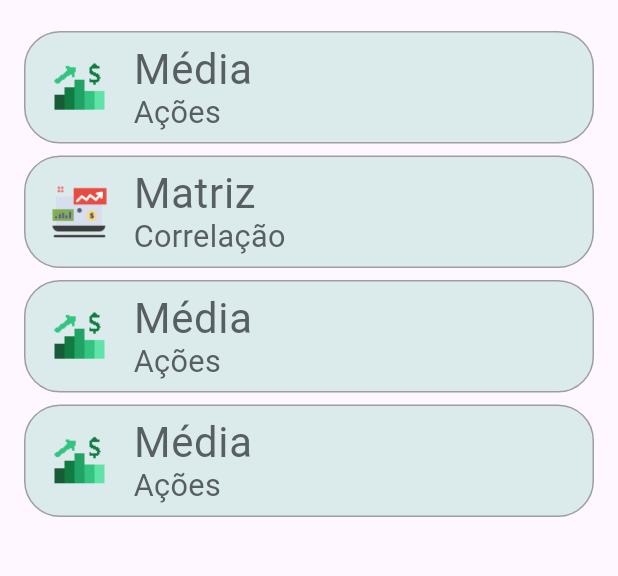
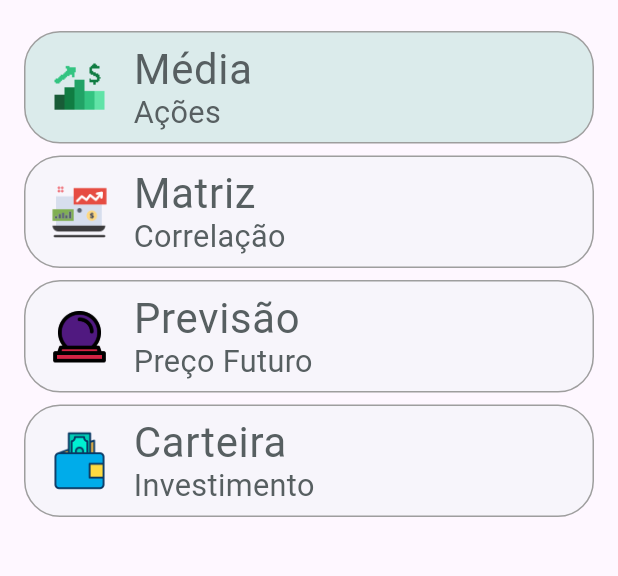
Before and after one commit to ferreiranerdnew/estudos_and__exe_flutter, a Flutter app: the screen it shows after launch, on a phone screen of 412 x 824 dp, the part 77-653 px from its top. Run offline on Flutter 3.47's test engine with Material 3 defaults, Android fonts, the phone set to English and light mode, and no system bars; our stand-ins replace flutter_slidable, google_fonts, shared_preferences, syncfusion_flutter_charts; Roboto replaces fonts that are missing (Irish Grover).

Commit message:
Autocommit a cada 15 minutos

```diff
--- a/analise_acoes/lib/pages/fmprincipal.dart
+++ b/analise_acoes/lib/pages/fmprincipal.dart
@@ -1,3 +1,4 @@
+import 'package:analise_acoes/pages/analise_acoes_page.dart';
 import 'package:flutter/material.dart';
 import 'package:analise_acoes/utils.dart';
 
@@ -73,14 +74,19 @@ class Scene extends StatelessWidget {
                             height: 40, // Altura do ícone
                           ),
                           onTap: () {
-                            print('Tarefa 1');
+                            Navigator.push(
+                              context,
+                              MaterialPageRoute(
+                                  builder: (context) => TodoListPage()),
+                            );
                           },
                         ),
                       ),
                       SizedBox(height: 8), // Espaço entre os itens da lista
                       Container(
                         decoration: BoxDecoration(
-                          color: Color(0xffdbebeb), // Cor de fundo do Container
+                          color: Color(0xffdbebeb).withOpacity(
+                              0.2), // Reduzindo a opacidade para 50%, // Cor de fundo do Containeror de fundo do Container
                           border: Border.all(
                             color: Colors.grey, // Cor da borda
                             width: 1.0, // Largura da borda
@@ -114,16 +120,15 @@ class Scene extends StatelessWidget {
                             width: 40, // Largura do ícone
                             height: 40, // Altura do ícone
                           ),
-                          onTap: () {
-                            print('Tarefa 1');
-                          },
+                          onTap: null,
                         ),
                       ),
                       // BUG
                       SizedBox(height: 8), // Espaço entre os itens da lista
                       Container(
                         decoration: BoxDecoration(
-                          color: Color(0xffdbebeb), // Cor de fundo do Container
+                          color: Color(0xffdbebeb).withOpacity(
+                              0.2), // Reduzindo a opacidade para 50%, // Cor de fundo do Container
                           border: Border.all(
                             color: Colors.grey, // Cor da borda
                             width: 1.0, // Largura da borda
@@ -133,7 +138,7 @@ class Scene extends StatelessWidget {
                         ),
                         child: ListTile(
                           title: Text(
-                            'Média',
+                            'Previsão',
                             style: SafeGoogleFont(
                               'Irish Grover',
                               fontSize: 30 * ffem,
@@ -143,7 +148,7 @@ class Scene extends StatelessWidget {
                             ),
                           ),
                           subtitle: Text(
-                            'Ações',
+                            'Preço Futuro',
                             style: SafeGoogleFont(
                               'Irish Grover',
                               fontSize: 22 * ffem,
@@ -153,20 +158,19 @@ class Scene extends StatelessWidget {
                             ),
                           ),
                           leading: Image.asset(
-                            'assets/page-1/images/icons8investimento-1.png',
+                            'assets/page-1/images/bolaprecofuturoprevisao-1.png',
                             width: 40, // Largura do ícone
                             height: 40, // Altura do ícone
                           ),
-                          onTap: () {
-                            print('Tarefa 1');
-                          },
+                          onTap: null,
                         ),
                       ),
                       // BUG
                       SizedBox(height: 8), // Espaço entre os itens da lista
                       Container(
                         decoration: BoxDecoration(
-                          color: Color(0xffdbebeb), // Cor de fundo do Container
+                          color: Color(0xffdbebeb).withOpacity(
+                              0.2), // Reduzindo a opacidade para 50%, // Cor de fundo do Container
                           border: Border.all(
                             color: Colors.grey, // Cor da borda
                             width: 1.0, // Largura da borda
@@ -176,7 +180,7 @@ class Scene extends StatelessWidget {
                         ),
                         child: ListTile(
                           title: Text(
-                            'Média',
+                            'Carteira',
                             style: SafeGoogleFont(
                               'Irish Grover',
                               fontSize: 30 * ffem,
@@ -186,7 +190,7 @@ class Scene extends StatelessWidget {
                             ),
                           ),
                           subtitle: Text(
-                            'Ações',
+                            'Investimento',
                             style: SafeGoogleFont(
                               'Irish Grover',
                               fontSize: 22 * ffem,
@@ -196,13 +200,11 @@ class Scene extends StatelessWidget {
                             ),
                           ),
                           leading: Image.asset(
-                            'assets/page-1/images/icons8investimento-1.png',
+                            'assets/page-1/images/icons8carteira64-1.png',
                             width: 40, // Largura do ícone
                             height: 40, // Altura do ícone
                           ),
-                          onTap: () {
-                            print('Tarefa 1');
-                          },
+                          onTap: null,
                         ),
                       ),
                       // BUG
```
Also changed, not shown: analise_acoes/lib/pages/analise_acoes_page.dart (line endings or trailing spaces).
